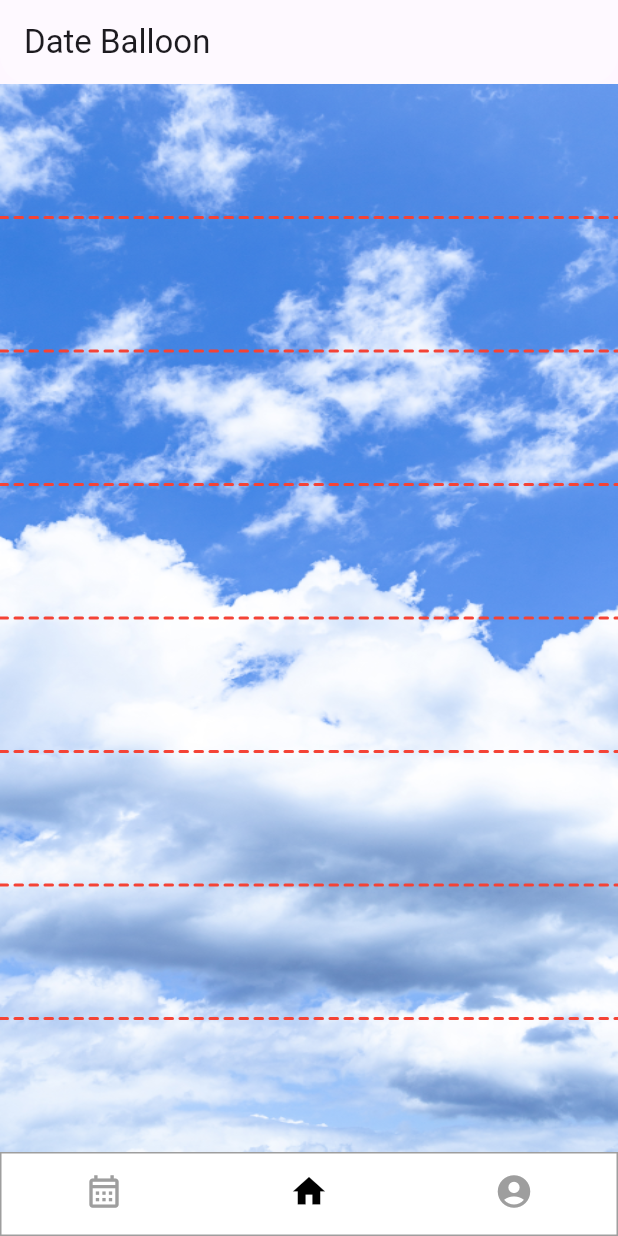
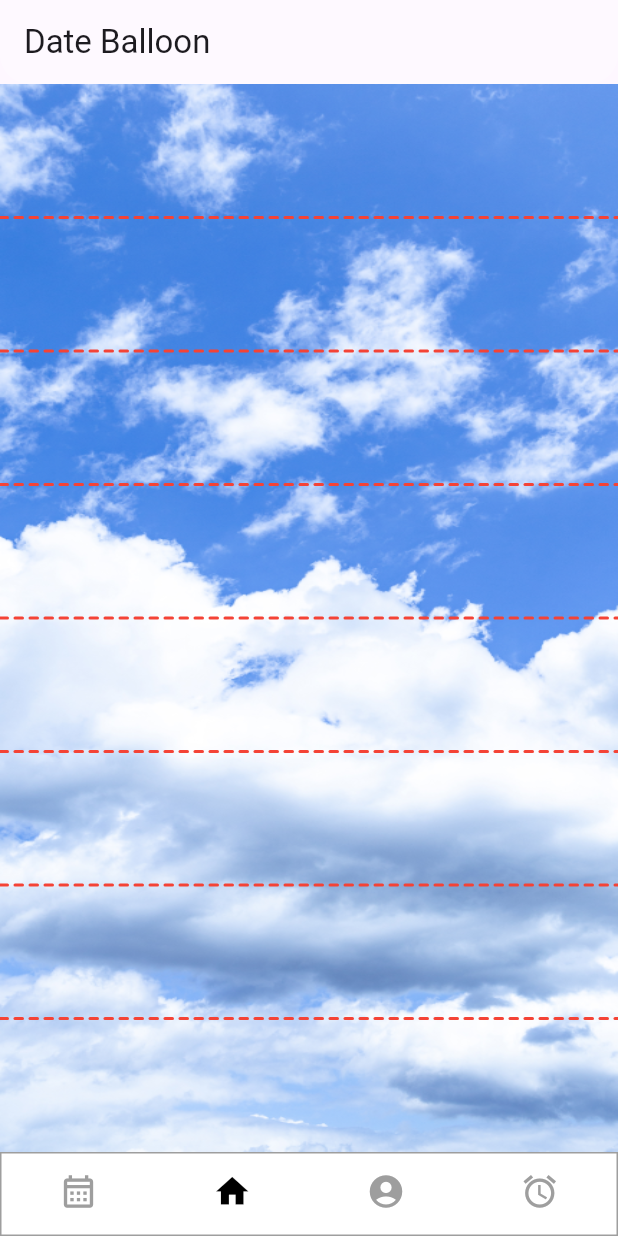
Before and after one commit to kami5kaze/mytodoapp, a Flutter app: the screen it shows after launch, on a phone screen of 412 x 824 dp. Run offline on Flutter 3.47's test engine with Material 3 defaults, Android fonts, the phone set to English and light mode, and no system bars; drawn by our look-alikes of persistent_bottom_nav_bar; our stand-ins replace auto_size_text, firebase_core, flutter_dotenv, flutter_hooks, flutter_riverpod, supabase_flutter and 1 more; missing offline and left inert: alarm; accounts and stored records are empty.

Commit message:
feat: Alarm画面について

```diff
--- a/dateballon/lib/components/bottombarFunc.dart
+++ b/dateballon/lib/components/bottombarFunc.dart
@@ -1,3 +1,4 @@
+import 'package:dateballon/alarm.dart';
 import 'package:dateballon/calender.dart';
 import 'package:dateballon/dev/dev.dart';
 import 'package:dateballon/home.dart';
@@ -9,6 +10,7 @@ var _pages = <Widget>[
   CalenderPage(),
   Homepage(),
   Dev(),
+  AlarmPage(),
 ];
 
 class BottombarFunc extends StatelessWidget {
@@ -52,6 +54,11 @@ class BottombarFunc extends StatelessWidget {
         activeColorPrimary: Colors.black,
         inactiveColorPrimary: Colors.grey,
       ),
+      PersistentBottomNavBarItem(
+        icon: const Icon(Icons.alarm),
+        activeColorPrimary: Colors.black,
+        inactiveColorPrimary: Colors.grey,
+      ),
     ];
   }
 }
--- a/dateballon/pubspec.yaml
+++ b/dateballon/pubspec.yaml
@@ -44,6 +44,7 @@ dependencies:
   auto_size_text: ^3.0.0
   supabase_flutter: ^2.6.0
   flutter_dotenv: ^5.1.0
+  alarm: ^3.1.5
   #flutter_draw_dashed_line: ^1.0.0
 
 dev_dependencies:
```
Also changed, not shown: dateballon/lib/alarm.dart (added, +16 -0 lines), dateballon/pubspec.lock, 1 other file.
